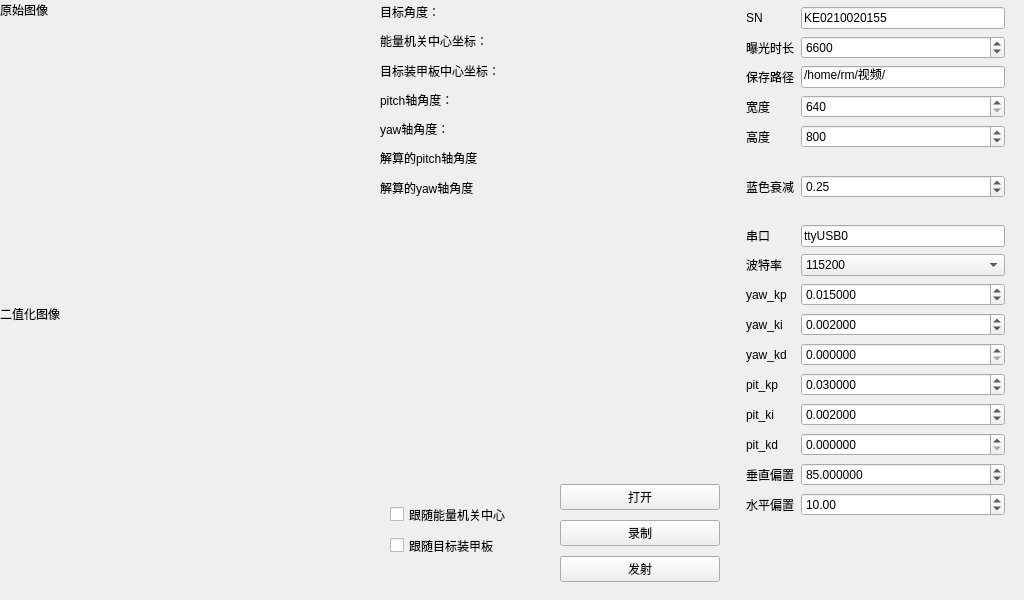
This is mainwindow.ui in mrwang-19/HNU_RMUT_Vision as Qt 5 draws it before an edit. The edited form follows.
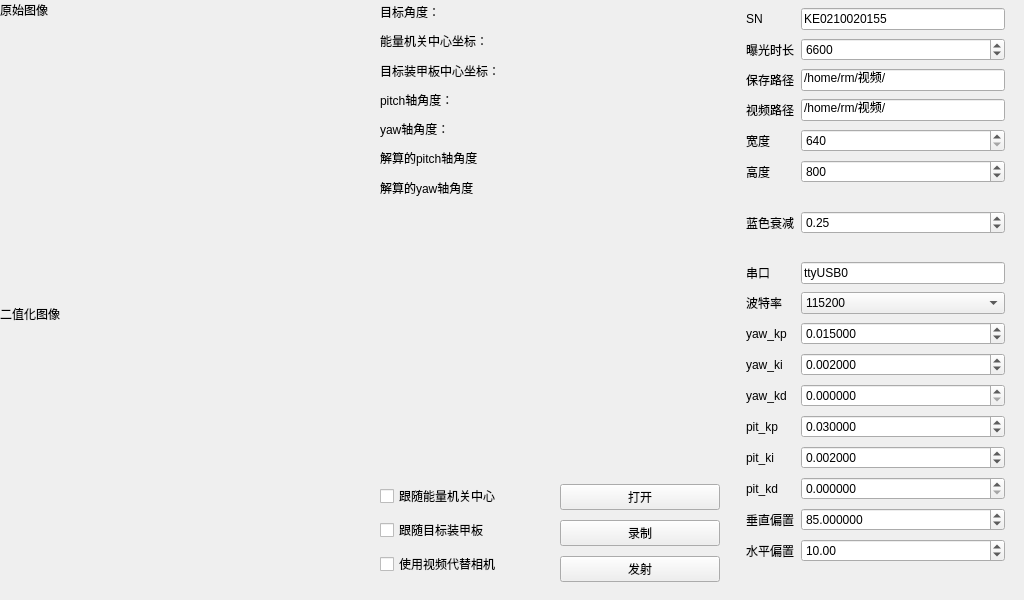
This is the edited form. Custom widgets are drawn as their Qt base class.

Commit message: 添加从视频文件读取

What changed in the file:
```diff
--- a/mainwindow.ui
+++ b/mainwindow.ui
@@ -71,10 +71,10 @@
       <x>740</x>
       <y>0</y>
       <width>271</width>
-      <height>526</height>
+      <height>581</height>
      </rect>
     </property>
-    <layout class="QGridLayout" name="gridLayout" rowstretch="0,0,0,0,0,0,0,0,0,0,0,0,0,0,0,0,0,0">
+    <layout class="QGridLayout" name="gridLayout" rowstretch="0,0,0,0,0,0,0,0,0,0,0,0,0,0,0,0,0,0,0">
      <property name="leftMargin">
       <number>6</number>
      </property>
@@ -87,156 +87,101 @@
      <property name="bottomMargin">
       <number>6</number>
      </property>
-     <item row="10" column="1">
-      <widget class="QDoubleSpinBox" name="yawKpSpinBox">
-       <property name="decimals">
-        <number>6</number>
+     <item row="18" column="1">
+      <widget class="QDoubleSpinBox" name="hBaisSpinBox">
+       <property name="minimum">
+        <double>-10.000000000000000</double>
        </property>
        <property name="maximum">
-        <double>50.000000000000000</double>
+        <double>15.000000000000000</double>
        </property>
        <property name="singleStep">
         <double>0.001000000000000</double>
        </property>
        <property name="value">
-        <double>0.015000000000000</double>
+        <double>10.000000000000000</double>
        </property>
       </widget>
      </item>
-     <item row="9" column="0">
-      <widget class="QLabel" name="label_9">
-       <property name="text">
-        <string>波特率</string>
-       </property>
-      </widget>
-     </item>
-     <item row="13" column="0">
+     <item row="14" column="0">
       <widget class="QLabel" name="label_20">
        <property name="text">
         <string>pit_kp</string>
        </property>
       </widget>
      </item>
-     <item row="7" column="0">
-      <spacer name="verticalSpacer_2">
-       <property name="orientation">
-        <enum>Qt::Vertical</enum>
-       </property>
-       <property name="sizeType">
-        <enum>QSizePolicy::Maximum</enum>
-       </property>
-       <property name="sizeHint" stdset="0">
-        <size>
-         <width>20</width>
-         <height>20</height>
-        </size>
-       </property>
-      </spacer>
-     </item>
-     <item row="3" column="1">
-      <widget class="QSpinBox" name="widthSpinBox">
-       <property name="minimum">
-        <number>640</number>
-       </property>
-       <property name="maximum">
-        <number>1280</number>
+     <item row="0" column="0">
+      <widget class="QLabel" name="label">
+       <property name="text">
+        <string>SN</string>
        </property>
       </widget>
      </item>
      <item row="15" column="1">
-      <widget class="QDoubleSpinBox" name="pitKdSpinBox">
+      <widget class="QDoubleSpinBox" name="pitKiSpinBox">
        <property name="decimals">
         <number>6</number>
        </property>
        <property name="maximum">
-        <double>2.000000000000000</double>
+        <double>50.000000000000000</double>
        </property>
        <property name="singleStep">
-        <double>0.000100000000000</double>
-       </property>
-      </widget>
-     </item>
-     <item row="3" column="0">
-      <widget class="QLabel" name="label_4">
-       <property name="text">
-        <string>宽度</string>
-       </property>
-      </widget>
-     </item>
-     <item row="11" column="1">
-      <widget class="QDoubleSpinBox" name="yawKiSpinBox">
-       <property name="decimals">
-        <number>6</number>
-       </property>
-       <property name="maximum">
-        <double>2.000000000000000</double>
-       </property>
-       <property name="singleStep">
-        <double>0.000100000000000</double>
+        <double>0.001000000000000</double>
        </property>
        <property name="value">
         <double>0.002000000000000</double>
        </property>
       </widget>
      </item>
-     <item row="8" column="1">
-      <widget class="QLineEdit" name="serialNameEdit">
+     <item row="2" column="1">
+      <widget class="QLineEdit" name="savePathEdit">
        <property name="text">
-        <string>ttyUSB0</string>
+        <string>/home/rm/视频/</string>
+       </property>
+      </widget>
+     </item>
+     <item row="1" column="0">
+      <widget class="QLabel" name="label_5">
+       <property name="text">
+        <string>曝光时长</string>
+       </property>
+      </widget>
+     </item>
+     <item row="16" column="0">
+      <widget class="QLabel" name="label_19">
+       <property name="text">
+        <string>pit_kd</string>
+       </property>
+      </widget>
+     </item>
+     <item row="17" column="0">
+      <widget class="QLabel" name="label_22">
+       <property name="text">
+        <string>垂直偏置</string>
        </property>
       </widget>
      </item>
      <item row="16" column="1">
-      <widget class="QDoubleSpinBox" name="vBaisSpinBox">
+      <widget class="QDoubleSpinBox" name="pitKdSpinBox">
        <property name="decimals">
         <number>6</number>
        </property>
        <property name="maximum">
-        <double>300.000000000000000</double>
+        <double>2.000000000000000</double>
        </property>
        <property name="singleStep">
-        <double>0.500000000000000</double>
-       </property>
-       <property name="value">
-        <double>85.000000000000000</double>
+        <double>0.000100000000000</double>
        </property>
       </widget>
      </item>
-     <item row="14" column="0">
+     <item row="15" column="0">
       <widget class="QLabel" name="label_21">
        <property name="text">
         <string>pit_ki</string>
        </property>
       </widget>
      </item>
-     <item row="4" column="0">
-      <widget class="QLabel" name="label_6">
-       <property name="text">
-        <string>高度</string>
-       </property>
-      </widget>
-     </item>
-     <item row="6" column="1">
-      <widget class="QDoubleSpinBox" name="blueDecaySpinBox">
-       <property name="maximum">
-        <double>1.000000000000000</double>
-       </property>
-       <property name="singleStep">
-        <double>0.050000000000000</double>
-       </property>
-       <property name="value">
-        <double>0.250000000000000</double>
-       </property>
-      </widget>
-     </item>
-     <item row="15" column="0">
-      <widget class="QLabel" name="label_19">
-       <property name="text">
-        <string>pit_kd</string>
-       </property>
-      </widget>
-     </item>
-     <item row="12" column="1">
+     <item row="13" column="1">
       <widget class="QDoubleSpinBox" name="yawKdSpinBox">
        <property name="decimals">
         <number>6</number>
@@ -249,14 +194,20 @@
        </property>
       </widget>
      </item>
-     <item row="0" column="1">
-      <widget class="QLineEdit" name="SNEdit">
-       <property name="text">
-        <string>KE0210020155</string>
+     <item row="1" column="1">
+      <widget class="QSpinBox" name="exposureSpinBox">
+       <property name="minimum">
+        <number>1000</number>
+       </property>
+       <property name="maximum">
+        <number>2000000</number>
+       </property>
+       <property name="value">
+        <number>6600</number>
        </property>
       </widget>
      </item>
-     <item row="9" column="1">
+     <item row="10" column="1">
       <widget class="QComboBox" name="bundRateComboBox">
        <item>
         <property name="text">
@@ -275,80 +226,71 @@
        </item>
       </widget>
      </item>
+     <item row="5" column="0">
+      <widget class="QLabel" name="label_6">
+       <property name="text">
+        <string>高度</string>
+       </property>
+      </widget>
+     </item>
+     <item row="13" column="0">
+      <widget class="QLabel" name="label_17">
+       <property name="text">
+        <string>yaw_kd</string>
+       </property>
+      </widget>
+     </item>
+     <item row="2" column="0">
+      <widget class="QLabel" name="label_2">
+       <property name="text">
+        <string>保存路径</string>
+       </property>
+      </widget>
+     </item>
      <item row="8" column="0">
-      <widget class="QLabel" name="label_8">
-       <property name="text">
-        <string>串口</string>
+      <spacer name="verticalSpacer_2">
+       <property name="orientation">
+        <enum>Qt::Vertical</enum>
        </property>
-      </widget>
-     </item>
-     <item row="1" column="1">
-      <widget class="QSpinBox" name="exposureSpinBox">
-       <property name="minimum">
-        <number>1000</number>
+       <property name="sizeType">
+        <enum>QSizePolicy::Maximum</enum>
        </property>
-       <property name="maximum">
-        <number>2000000</number>
+       <property name="sizeHint" stdset="0">
+        <size>
+         <width>20</width>
+         <height>20</height>
+        </size>
        </property>
-       <property name="value">
-        <number>6600</number>
-       </property>
-      </widget>
+      </spacer>
      </item>
-     <item row="11" column="0">
+     <item row="12" column="0">
       <widget class="QLabel" name="label_15">
        <property name="text">
         <string>yaw_ki</string>
        </property>
       </widget>
      </item>
-     <item row="13" column="1">
-      <widget class="QDoubleSpinBox" name="pitKpSpinBox">
-       <property name="decimals">
-        <number>6</number>
-       </property>
+     <item row="7" column="1">
+      <widget class="QDoubleSpinBox" name="blueDecaySpinBox">
        <property name="maximum">
-        <double>10.000000000000000</double>
+        <double>1.000000000000000</double>
        </property>
        <property name="singleStep">
         <double>0.000010000000000</double>
        </property>
        <property name="value">
-        <double>0.030000000000000</double>
+        <double>0.250000000000000</double>
        </property>
       </widget>
      </item>
-     <item row="12" column="0">
-      <widget class="QLabel" name="label_17">
+     <item row="10" column="0">
+      <widget class="QLabel" name="label_9">
        <property name="text">
-        <string>yaw_kd</string>
+        <string>波特率</string>
        </property>
       </widget>
      </item>
-     <item row="6" column="0">
-      <widget class="QLabel" name="label_10">
-       <property name="text">
-        <string>蓝色衰减</string>
-       </property>
-      </widget>
-     </item>
-     <item row="5" column="0">
-      <spacer name="verticalSpacer">
-       <property name="orientation">
-        <enum>Qt::Vertical</enum>
-       </property>
-       <property name="sizeType">
-        <enum>QSizePolicy::Maximum</enum>
-       </property>
-       <property name="sizeHint" stdset="0">
-        <size>
-         <width>20</width>
-         <height>20</height>
-        </size>
-       </property>
-      </spacer>
-     </item>
-     <item row="4" column="1">
+     <item row="5" column="1">
       <widget class="QSpinBox" name="heightSpinBox">
        <property name="minimum">
         <number>480</number>
@@ -361,51 +303,84 @@
        </property>
       </widget>
      </item>
-     <item row="0" column="0">
-      <widget class="QLabel" name="label">
+     <item row="4" column="0">
+      <widget class="QLabel" name="label_4">
        <property name="text">
-        <string>SN</string>
+        <string>宽度</string>
        </property>
       </widget>
      </item>
-     <item row="2" column="0">
-      <widget class="QLabel" name="label_2">
+     <item row="0" column="1">
+      <widget class="QLineEdit" name="SNEdit">
        <property name="text">
-        <string>保存路径</string>
-       </property>
-      </widget>
-     </item>
-     <item row="2" column="1">
-      <widget class="QLineEdit" name="savePathEdit">
-       <property name="text">
-        <string>/home/rm/视频/</string>
+        <string>KE0210020155</string>
        </property>
       </widget>
      </item>
      <item row="14" column="1">
-      <widget class="QDoubleSpinBox" name="pitKiSpinBox">
+      <widget class="QDoubleSpinBox" name="pitKpSpinBox">
        <property name="decimals">
         <number>6</number>
        </property>
        <property name="maximum">
-        <double>50.000000000000000</double>
+        <double>10.000000000000000</double>
        </property>
        <property name="singleStep">
-        <double>0.001000000000000</double>
+        <double>0.000010000000000</double>
+       </property>
+       <property name="value">
+        <double>0.030000000000000</double>
+       </property>
+      </widget>
+     </item>
+     <item row="9" column="1">
+      <widget class="QLineEdit" name="serialNameEdit">
+       <property name="text">
+        <string>ttyUSB0</string>
+       </property>
+      </widget>
+     </item>
+     <item row="9" column="0">
+      <widget class="QLabel" name="label_8">
+       <property name="text">
+        <string>串口</string>
+       </property>
+      </widget>
+     </item>
+     <item row="7" column="0">
+      <widget class="QLabel" name="label_10">
+       <property name="text">
+        <string>蓝色衰减</string>
+       </property>
+      </widget>
+     </item>
+     <item row="12" column="1">
+      <widget class="QDoubleSpinBox" name="yawKiSpinBox">
+       <property name="decimals">
+        <number>6</number>
+       </property>
+       <property name="maximum">
+        <double>2.000000000000000</double>
+       </property>
+       <property name="singleStep">
+        <double>0.000100000000000</double>
        </property>
        <property name="value">
         <double>0.002000000000000</double>
        </property>
       </widget>
      </item>
-     <item row="1" column="0">
-      <widget class="QLabel" name="label_5">
-       <property name="text">
-        <string>曝光时长</string>
+     <item row="4" column="1">
+      <widget class="QSpinBox" name="widthSpinBox">
+       <property name="minimum">
+        <number>640</number>
+       </property>
+       <property name="maximum">
+        <number>1280</number>
        </property>
       </widget>
      </item>
-     <item row="10" column="0">
+     <item row="11" column="0">
       <widget class="QLabel" name="label_14">
        <property name="text">
         <string>yaw_kp</string>
@@ -413,35 +388,74 @@
       </widget>
      </item>
      <item row="17" column="1">
-      <widget class="QDoubleSpinBox" name="hBaisSpinBox">
-       <property name="minimum">
-        <double>-10.000000000000000</double>
+      <widget class="QDoubleSpinBox" name="vBaisSpinBox">
+       <property name="decimals">
+        <number>6</number>
        </property>
        <property name="maximum">
-        <double>15.000000000000000</double>
+        <double>300.000000000000000</double>
        </property>
        <property name="singleStep">
         <double>0.500000000000000</double>
        </property>
        <property name="value">
-        <double>10.000000000000000</double>
+        <double>85.000000000000000</double>
        </property>
       </widget>
      </item>
-     <item row="16" column="0">
-      <widget class="QLabel" name="label_22">
-       <property name="text">
-        <string>垂直偏置</string>
+     <item row="11" column="1">
+      <widget class="QDoubleSpinBox" name="yawKpSpinBox">
+       <property name="decimals">
+        <number>6</number>
        </property>
+       <property name="maximum">
+        <double>50.000000000000000</double>
+       </property>
+       <property name="singleStep">
+        <double>0.001000000000000</double>
+       </property>
+       <property name="value">
+        <double>0.015000000000000</double>
+       </property>
       </widget>
      </item>
-     <item row="17" column="0">
+     <item row="6" column="0">
+      <spacer name="verticalSpacer">
+       <property name="orientation">
+        <enum>Qt::Vertical</enum>
+       </property>
+       <property name="sizeType">
+        <enum>QSizePolicy::Maximum</enum>
+       </property>
+       <property name="sizeHint" stdset="0">
+        <size>
+         <width>20</width>
+         <height>20</height>
+        </size>
+       </property>
+      </spacer>
+     </item>
+     <item row="18" column="0">
       <widget class="QLabel" name="label_23">
        <property name="text">
         <string>水平偏置</string>
        </property>
       </widget>
      </item>
+     <item row="3" column="0">
+      <widget class="QLabel" name="label_24">
+       <property name="text">
+        <string>视频路径</string>
+       </property>
+      </widget>
+     </item>
+     <item row="3" column="1">
+      <widget class="QLineEdit" name="videoPathEdit">
+       <property name="text">
+        <string>/home/rm/视频/</string>
+       </property>
+      </widget>
+     </item>
     </layout>
    </widget>
    <widget class="QWidget" name="verticalLayoutWidget_2">
@@ -615,32 +629,6 @@
      </item>
     </layout>
    </widget>
-   <widget class="QCheckBox" name="checkBoxFollowArmor">
-    <property name="geometry">
-     <rect>
-      <x>390</x>
-      <y>530</y>
-      <width>141</width>
-      <height>31</height>
-     </rect>
-    </property>
-    <property name="text">
-     <string>跟随目标装甲板</string>
-    </property>
-   </widget>
-   <widget class="QCheckBox" name="checkBoxFollowCenter">
-    <property name="geometry">
-     <rect>
-      <x>390</x>
-      <y>500</y>
-      <width>151</width>
-      <height>29</height>
-     </rect>
-    </property>
-    <property name="text">
-     <string>跟随能量机关中心</string>
-    </property>
-   </widget>
    <widget class="ChartPainter" name="chartPainter" native="true">
     <property name="geometry">
      <rect>
@@ -651,6 +639,39 @@
      </rect>
     </property>
    </widget>
+   <widget class="QWidget" name="verticalLayoutWidget_3">
+    <property name="geometry">
+     <rect>
+      <x>380</x>
+      <y>480</y>
+      <width>160</width>
+      <height>101</height>
+     </rect>
+    </property>
+    <layout class="QVBoxLayout" name="verticalLayout_2">
+     <item>
+      <widget class="QCheckBox" name="checkBoxFollowCenter">
+       <property name="text">
+        <string>跟随能量机关中心</string>
+       </property>
+      </widget>
+     </item>
+     <item>
+      <widget class="QCheckBox" name="checkBoxFollowArmor">
+       <property name="text">
+        <string>跟随目标装甲板</string>
+       </property>
+      </widget>
+     </item>
+     <item>
+      <widget class="QCheckBox" name="checkBoxUseFile">
+       <property name="text">
+        <string>使用视频代替相机</string>
+       </property>
+      </widget>
+     </item>
+    </layout>
+   </widget>
    <zorder>chartPainter</zorder>
    <zorder>verticalLayoutWidget</zorder>
    <zorder>gridLayoutWidget</zorder>
```
Left out of the diff: 7 changed lines with no effect on the pictures. The commit also changes 4 other files.
